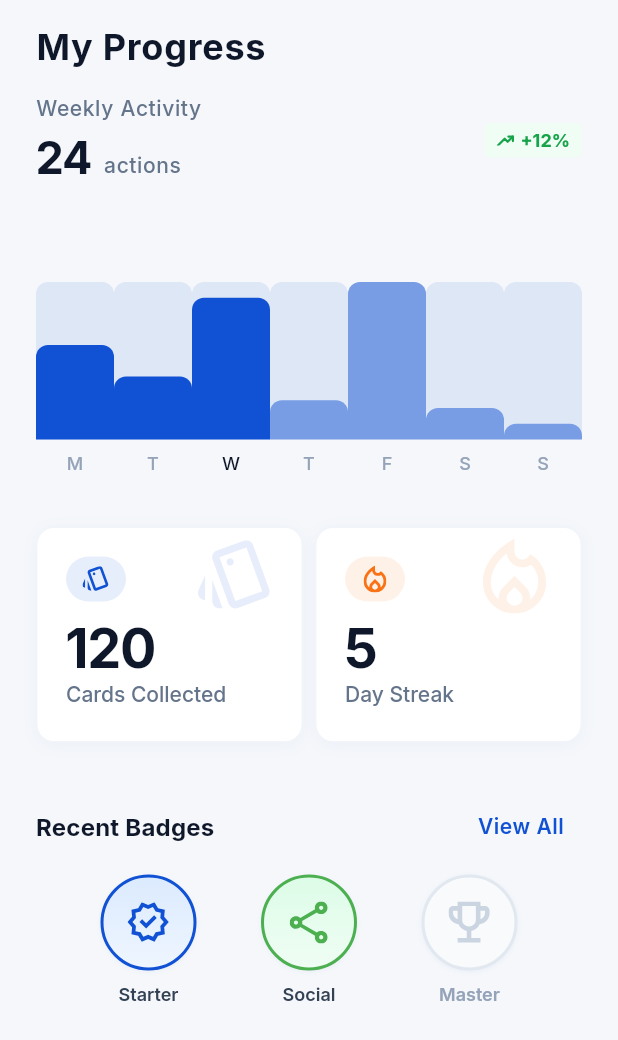
After one commit to Stivenmore/Wize-Cards, a Flutter app: the StatsScreen screen opened directly, on a phone screen of 412 x 824 dp. The commit adds this screen. Shown: the top 1040 px of the screen. Run offline on Flutter 3.47's test engine with Material 3 defaults, Android fonts, the phone set to English and light mode, and no system bars; our stand-ins replace bloc, dartz, equatable, firebase_auth, firebase_core, flutter_bloc and 8 more; accounts and stored records are empty; generated files the repository leaves out were written again.

Commit message:
feat: assemble stats screen with weekly activity, bar chart, stat cards and badges section

```diff
--- a/lib/features/stats/presentation/constants/stats_screen_constants.dart
+++ b/lib/features/stats/presentation/constants/stats_screen_constants.dart
@@ -6,6 +6,10 @@ abstract class StatsScreenConstants {
   static const String trendUpIcon = 'assets/images/icons/trend-up-icon.svg';
   static const Color trendPositiveColor = Color(0xFF16A34A);
   static const Color trendPositiveBackground = Color(0xFFF0FDF4);
+
+  // --- Spacing de la pantalla ---
+  static const double chartToCardsSpacing = 35.0;
+  static const double chartInternalTopPadding = 40.0;
 
   // --- Weekly bar chart ---
   static const double chartHeight = 128.0;
@@ -31,4 +35,16 @@ abstract class StatsScreenConstants {
   // --- Tipografia de la stat card ---
   static const double statCardNumberLetterSpacing = -0.9;
   static const double statCardNumberLineHeight = 40.0;
+
+  // --- Colores de iconos de stat cards ---
+  static const Color fireIconColor = Color(0xFFF97316);
+
+  // --- Textos ---
+  static const String myProgressLabel = 'My Progress';
+  static const String weeklyActivityLabel = 'Weekly Activity';
+  static const String actionsLabel = 'actions';
+  static const String recentBadgesLabel = 'Recent Badges';
+  static const String viewAllLabel = 'View All';
+  static const String cardsCollectedLabel = 'Cards Collected';
+  static const String dayStreakLabel = 'Day Streak';
 }
--- /dev/null
+++ b/lib/features/stats/presentation/stats_screen.dart
@@ -0,0 +1,109 @@
+import 'package:flutter/material.dart';
+import 'package:flutter_bloc/flutter_bloc.dart';
+import 'package:wize_cards/core/utils/color_constants.dart';
+import 'package:wize_cards/core/utils/constant.dart';
+import 'package:wize_cards/features/stats/presentation/bloc/stats_bloc.dart';
+import 'package:wize_cards/features/stats/presentation/bloc/stats_event.dart';
+import 'package:wize_cards/features/stats/presentation/bloc/stats_state.dart';
+import 'package:wize_cards/features/stats/presentation/constants/stats_screen_constants.dart';
+import 'package:wize_cards/features/stats/presentation/widgets/recent_badges_section.dart';
+import 'package:wize_cards/features/stats/presentation/widgets/stat_card.dart';
+import 'package:wize_cards/features/stats/presentation/widgets/weekly_activity_section.dart';
+import 'package:wize_cards/features/stats/presentation/widgets/weekly_bar_chart.dart';
+
+/// Organismo: Pantalla principal de estadisticas "My Progress".
+///
+/// Ensambla todos los componentes de stats en una vista scrolleable
+/// conectada al StatsBloc.
+class StatsScreen extends StatefulWidget {
+  const StatsScreen({super.key});
+
+  @override
+  State<StatsScreen> createState() => _StatsScreenState();
+}
+
+class _StatsScreenState extends State<StatsScreen> {
+  @override
+  void initState() {
+    super.initState();
+    context.read<StatsBloc>().add(StatsLoadRequested());
+  }
+
+  @override
+  Widget build(BuildContext context) {
+    return Scaffold(
+      backgroundColor: ColorConstants.scaffoldBackground,
+      body: SafeArea(
+        child: BlocBuilder<StatsBloc, StatsState>(
+          builder: (context, state) {
+            if (state is StatsLoading || state is StatsInitial) {
+              return const Center(child: CircularProgressIndicator());
+            }
+
+            if (state is StatsError) {
+              return Center(child: Text(state.message));
+            }
+
+            if (state is StatsLoaded) {
+              return _buildContent(context, state);
+            }
+
+            return const SizedBox.shrink();
+          },
+        ),
+      ),
+    );
+  }
+
+  Widget _buildContent(BuildContext context, StatsLoaded state) {
+    return SingleChildScrollView(
+      padding: const EdgeInsets.symmetric(
+        horizontal: SpacingConstants.large,
+        vertical: SpacingConstants.large,
+      ),
+      child: Column(
+        crossAxisAlignment: CrossAxisAlignment.start,
+        children: [
+          Text(
+            StatsScreenConstants.myProgressLabel,
+            style: Theme.of(context).textTheme.titleLarge,
+          ),
+          SizedBox(height: SpacingConstants.large),
+          WeeklyActivitySection(
+            weeklyActions: state.weeklyActions,
+            trendPercentage: state.trendPercentage,
+          ),
+          SizedBox(height: SpacingConstants.large),
+          WeeklyBarChart(
+            weeklyData: state.weeklyData,
+            currentDayIndex: state.currentDayIndex,
+          ),
+          SizedBox(height: StatsScreenConstants.chartToCardsSpacing),
+          Row(
+            spacing: SpacingConstants.small,
+            children: [
+              Expanded(
+                child: StatCard(
+                  value: state.cardsCollected,
+                  title: StatsScreenConstants.cardsCollectedLabel,
+                  iconPath: AppConstants.phoneIcon,
+                  iconColor: ColorConstants.primaryBlue,
+                ),
+              ),
+              Expanded(
+                child: StatCard(
+                  value: state.currentStreak,
+                  title: StatsScreenConstants.dayStreakLabel,
+                  iconPath: AppConstants.fireIcon,
+                  iconColor: StatsScreenConstants.fireIconColor,
+                ),
+              ),
+            ],
+          ),
+          SizedBox(height: SpacingConstants.xLarge),
+          RecentBadgesSection(badges: state.badges),
+        ],
+      ),
+    );
+  }
+}
--- /dev/null
+++ b/lib/features/stats/presentation/widgets/recent_badges_section.dart
@@ -0,0 +1,56 @@
+import 'package:flutter/material.dart';
+import 'package:wize_cards/core/utils/constant.dart';
+import 'package:wize_cards/data/models/badge_model.dart';
+import 'package:wize_cards/features/stats/presentation/constants/stats_screen_constants.dart';
+import 'package:wize_cards/features/stats/presentation/widgets/achievement_badge.dart';
+
+/// Organismo: Seccion de badges recientes.
+///
+/// Muestra el titulo "Recent Badges" con boton "View All"
+/// y una fila de badges de logros.
+class RecentBadgesSection extends StatelessWidget {
+  const RecentBadgesSection({required this.badges, super.key});
+
+  final List<BadgeModel> badges;
+
+  @override
+  Widget build(BuildContext context) {
+    return Column(
+      children: [
+        Row(
+          mainAxisAlignment: MainAxisAlignment.spaceBetween,
+          children: [
+            Text(
+              StatsScreenConstants.recentBadgesLabel,
+              style: Theme.of(context).textTheme.titleMedium,
+            ),
+            TextButton(
+              onPressed: () {},
+              child: Text(
+                StatsScreenConstants.viewAllLabel,
+                style: Theme.of(context).textTheme.labelMedium?.copyWith(
+                  color: Theme.of(context).primaryColor,
+                ),
+              ),
+            ),
+          ],
+        ),
+        SizedBox(height: SpacingConstants.small),
+        Row(
+          mainAxisAlignment: MainAxisAlignment.spaceEvenly,
+          children: badges
+              .map(
+                (badge) => AchievementBadge(
+                  iconPath: badge.iconPath,
+                  label: badge.label,
+                  color: badge.color,
+                  gradientColors: badge.gradientColors,
+                  isUnlocked: badge.isUnlocked,
+                ),
+              )
+              .toList(),
+        ),
+      ],
+    );
+  }
+}
--- /dev/null
+++ b/lib/features/stats/presentation/widgets/weekly_activity_section.dart
@@ -0,0 +1,62 @@
+import 'package:flutter/material.dart';
+import 'package:wize_cards/core/utils/constant.dart';
+import 'package:wize_cards/features/stats/presentation/constants/stats_screen_constants.dart';
+import 'package:wize_cards/features/stats/presentation/widgets/trend_pill.dart';
+
+/// Molecula: Seccion de actividad semanal.
+///
+/// Muestra el subtitulo "Weekly Activity", el numero de acciones
+/// y el indicador de tendencia porcentual.
+class WeeklyActivitySection extends StatelessWidget {
+  const WeeklyActivitySection({
+    required this.weeklyActions,
+    required this.trendPercentage,
+    super.key,
+  });
+
+  final int weeklyActions;
+  final int trendPercentage;
+
+  @override
+  Widget build(BuildContext context) {
+    return Row(
+      crossAxisAlignment: CrossAxisAlignment.center,
+      children: [
+        Expanded(
+          child: Column(
+            crossAxisAlignment: CrossAxisAlignment.start,
+            children: [
+              Text(
+                StatsScreenConstants.weeklyActivityLabel,
+                style: Theme.of(context).textTheme.bodySmall?.copyWith(
+                      fontWeight: FontWeight.w500,
+                      color: Theme.of(context).colorScheme.secondary,
+                    ),
+              ),
+              SizedBox(height: SpacingConstants.xs),
+              Row(
+                crossAxisAlignment: CrossAxisAlignment.baseline,
+                textBaseline: TextBaseline.alphabetic,
+                spacing: SpacingConstants.small,
+                children: [
+                  Text(
+                    '$weeklyActions',
+                    style: Theme.of(context).textTheme.headlineLarge,
+                  ),
+                  Text(
+                    StatsScreenConstants.actionsLabel,
+                    style: Theme.of(context).textTheme.bodySmall?.copyWith(
+                          fontWeight: FontWeight.w500,
+                          color: Theme.of(context).colorScheme.secondary,
+                        ),
+                  ),
+                ],
+              ),
+            ],
+          ),
+        ),
+        TrendPill(percentage: trendPercentage),
+      ],
+    );
+  }
+}
--- a/lib/features/stats/presentation/widgets/weekly_bar_chart.dart
+++ b/lib/features/stats/presentation/widgets/weekly_bar_chart.dart
@@ -20,9 +20,11 @@ class WeeklyBarChart extends StatelessWidget {
 
   @override
   Widget build(BuildContext context) {
-    return SizedBox(
-      height: StatsScreenConstants.chartHeight,
-      child: Row(
+    return Padding(
+      padding: const EdgeInsets.only(top: StatsScreenConstants.chartInternalTopPadding),
+      child: SizedBox(
+        height: StatsScreenConstants.chartHeight,
+        child: Row(
         crossAxisAlignment: CrossAxisAlignment.end,
         children: List.generate(weeklyData.length, (index) {
           return Expanded(
@@ -35,6 +37,7 @@ class WeeklyBarChart extends StatelessWidget {
             ),
           );
         }),
+        ),
       ),
     );
   }
```
